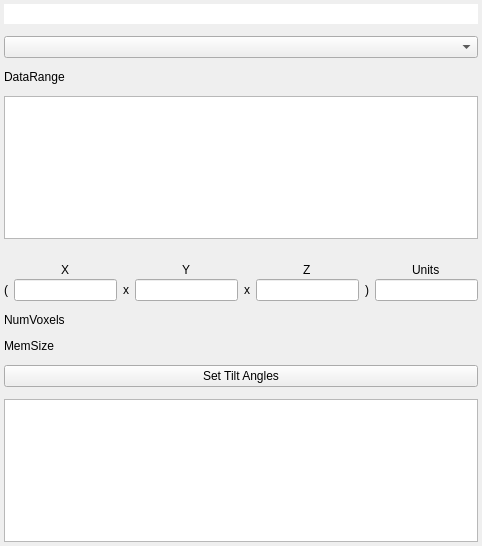
This is tomviz/DataPropertiesPanel.ui in OpenChemistry/tomviz as Qt 5 draws it before an edit. The edited form follows.
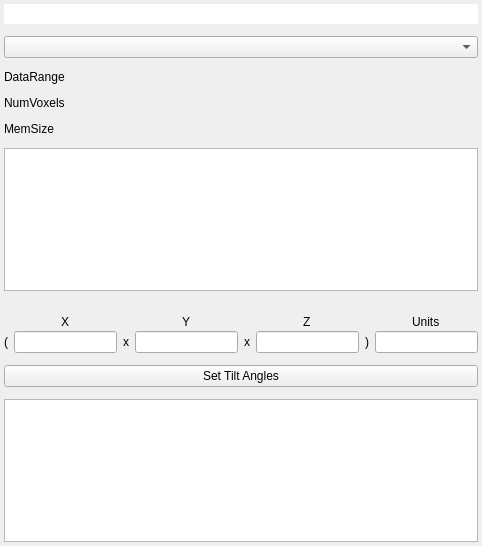
This is the edited form.

Commit message: Move voxels and memsize right below "Dimensions"

What changed in the file:
```diff
--- a/tomviz/DataPropertiesPanel.ui
+++ b/tomviz/DataPropertiesPanel.ui
@@ -55,6 +55,20 @@
      </property>
     </widget>
    </item>
+   <item>
+    <widget class="QLabel" name="NumVoxels">
+     <property name="text">
+      <string>NumVoxels</string>
+     </property>
+    </widget>
+   </item>
+   <item>
+    <widget class="QLabel" name="MemSize">
+     <property name="text">
+      <string>MemSize</string>
+     </property>
+    </widget>
+   </item>
    <item>
     <widget class="QTableView" name="ScalarsTable"/>
    </item>
@@ -185,20 +199,6 @@
      </layout>
     </widget>
    </item>
-   <item>
-    <widget class="QLabel" name="NumVoxels">
-     <property name="text">
-      <string>NumVoxels</string>
-     </property>
-    </widget>
-   </item>
-   <item>
-    <widget class="QLabel" name="MemSize">
-     <property name="text">
-      <string>MemSize</string>
-     </property>
-    </widget>
-   </item>
    <item>
     <widget class="QPushButton" name="SetTiltAnglesButton">
      <property name="text">
```
